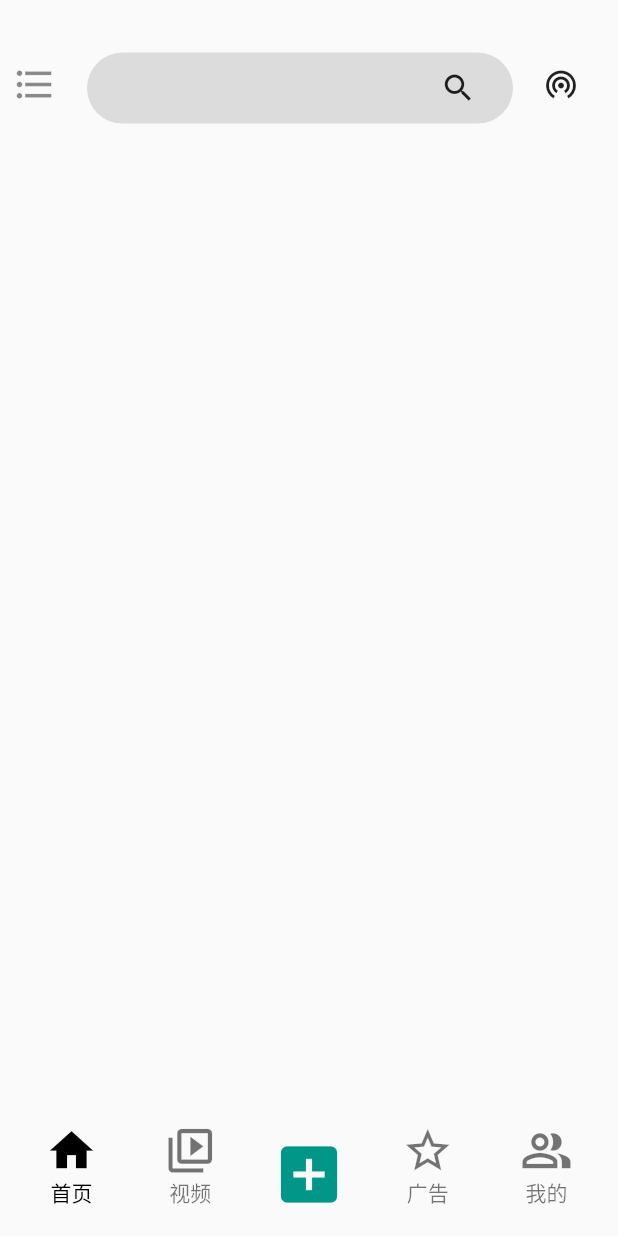
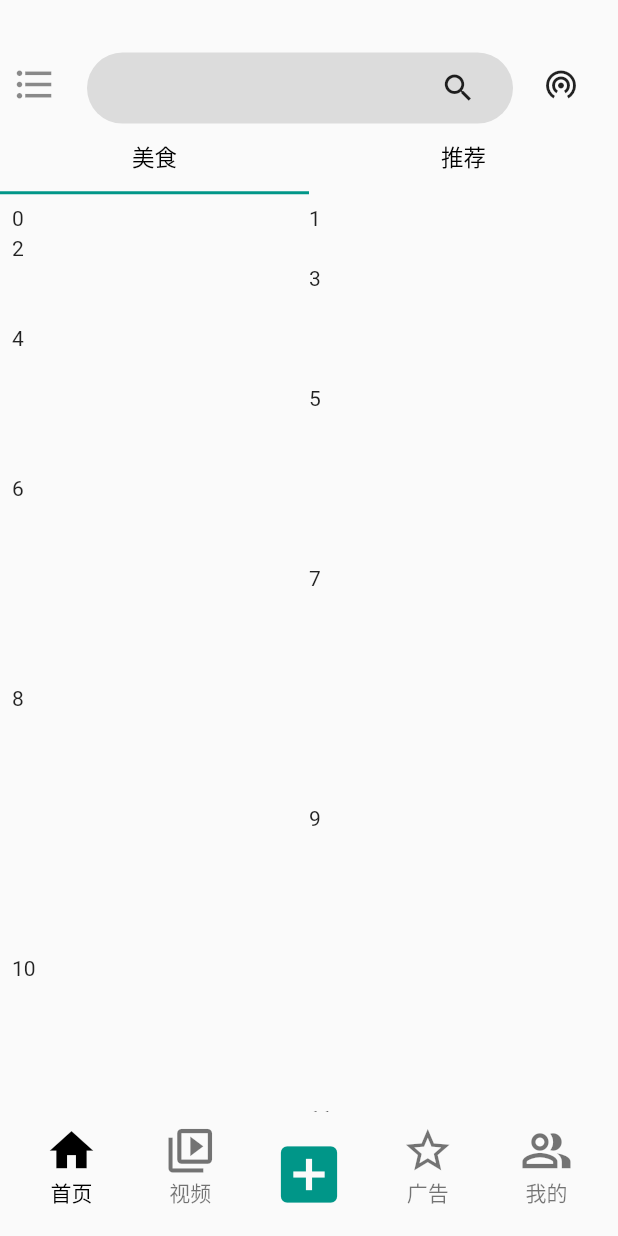
Before and after one commit to qd98xuan/food_menu_flutter, a Flutter app: the screen it shows after launch, on a phone screen of 412 x 824 dp. Run offline on Flutter 3.47's test engine with Material 2 defaults, Android fonts, the phone set to English and light mode, and no system bars.

Commit message:
增加主页面瀑布流布局

```diff
--- a/lib/front_page.dart
+++ b/lib/front_page.dart
@@ -1,14 +1,58 @@
-import 'package:flutter/cupertino.dart';
+import 'package:flutter/material.dart';
+import 'package:flutter_staggered_grid_view/flutter_staggered_grid_view.dart';
 
 /// @author huangxuan
 /// @since 2023/3/21 10:01
 /// QQ: 1360643904
 /// 首页
-class FrontPage extends StatelessWidget {
+class FrontPage extends StatefulWidget {
   const FrontPage({Key? key}) : super(key: key);
 
   @override
+  State<FrontPage> createState() => _FrontPageState();
+}
+
+class _FrontPageState extends State<FrontPage> {
+  @override
   Widget build(BuildContext context) {
-    return Container();
+    return Container(
+      child: Column(
+        children: [
+          Expanded(
+            flex: 1,
+            child: DefaultTabController(
+              length: 2,
+              child: TabBar(tabs: [
+                Tab(
+                  child: tabText(name: '美食'),
+                ),
+                Tab(
+                  child: tabText(name: '推荐'),
+                ),
+              ]),
+            ),
+          ),
+          Expanded(
+            flex: 13,
+            child: RefreshIndicator(
+              color: Colors.teal,
+              onRefresh: () async {},
+              child: MasonryGridView.count(padding: const EdgeInsets.all(8.0),itemCount: 300,crossAxisCount: 2, itemBuilder: (context,index) {
+                return Container(
+                  height: (index+1)*20,
+                  child: Text(index.toString()),
+                );
+              })
+            ),
+          )
+        ],
+      ),
+    );
   }
+
+  Text tabText({required String name}) => Text(
+        name,
+        style: const TextStyle(
+            color: Colors.black, fontSize: 15, fontWeight: FontWeight.w200),
+      );
 }
--- a/pubspec.yaml
+++ b/pubspec.yaml
@@ -35,6 +35,8 @@ dependencies:
   # The following adds the Cupertino Icons font to your application.
   # Use with the CupertinoIcons class for iOS style icons.
   cupertino_icons: ^1.0.2
+
+  flutter_staggered_grid_view: ^0.6.2
 
 dev_dependencies:
   flutter_test:
```
Also changed, not shown: pubspec.lock.
